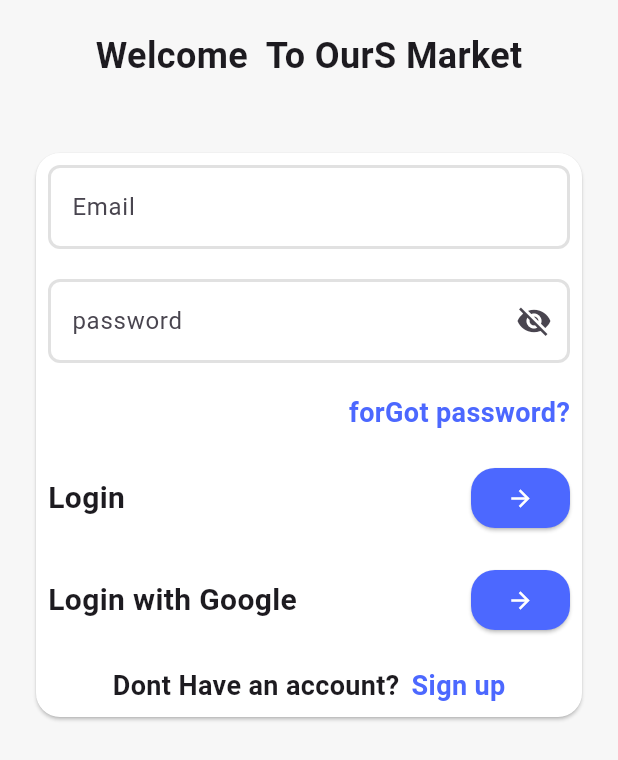
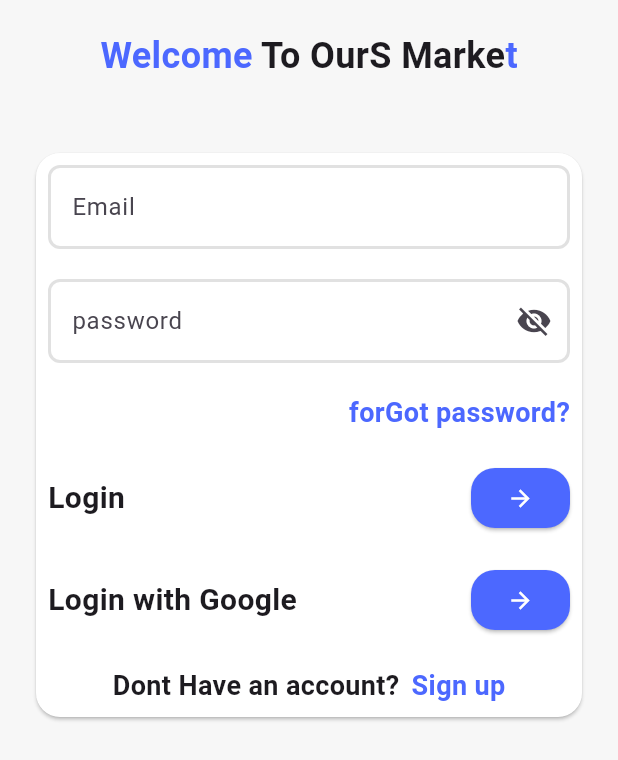
Before and after one commit to NabilKhmaiS/our_Market, a Flutter app: the screen it shows after launch, on a phone screen of 412 x 824 dp. Shown: the top 760 px of the screen. Run offline on Flutter 3.47's test engine with Material 3 defaults, Android fonts, the phone set to English and light mode, and no system bars.

Commit message:
finish appbar

```diff
--- a/lib/features/ui/login_views/login_view.dart
+++ b/lib/features/ui/login_views/login_view.dart
@@ -2,6 +2,7 @@ import 'package:flutter/material.dart';
 import 'package:our_market/cor/app_colors.dart';
 import 'package:our_market/cor/functions/navigate.dart';
 import 'package:our_market/features/ui/signup%20_views/signup_view.dart';
+import 'package:our_market/features/ui/widgets/custom_appbar.dart';
 import 'package:our_market/features/ui/widgets/custom_row_with_arrowbtn.dart';
 import 'package:our_market/features/ui/widgets/custom_text_button.dart';
 import 'package:our_market/features/ui/widgets/custom_text_from_field.dart';
@@ -15,11 +16,7 @@ class LoginView extends StatelessWidget {
       body: SafeArea(child: Column(
         children: [
           SizedBox(height: 20,),
-          Text("Welcome  To OurS Market",style: TextStyle(
-
-            fontSize: 24,
-            fontWeight: FontWeight.bold,
-          ),),
+          CustomAppbar(),
           SizedBox(height: 24,),
           Card(
             margin: EdgeInsets.all(24),
--- /dev/null
+++ b/lib/features/ui/widgets/custom_appbar.dart
@@ -0,0 +1,33 @@
+import 'package:flutter/material.dart';
+import 'package:our_market/cor/app_colors.dart';
+
+class CustomAppbar extends StatelessWidget {
+  const CustomAppbar({super.key});
+
+  @override
+  Widget build(BuildContext context) {
+    return Row(
+      mainAxisAlignment: MainAxisAlignment.center,
+      children: [ Text("Welcome",style: TextStyle(
+
+        fontSize: 24,
+        color: AppColors.kPrimaryColor,
+        fontWeight: FontWeight.bold,
+      ),),
+
+
+        Text(" To OurS Marke",style: TextStyle(
+
+          fontSize: 24,
+          fontWeight: FontWeight.bold,
+        ),),
+        Text("t",style: TextStyle(
+
+          fontSize: 24,
+          color: AppColors.kPrimaryColor,
+          fontWeight: FontWeight.bold,
+        ),),
+      ],
+    );
+  }
+}
```
